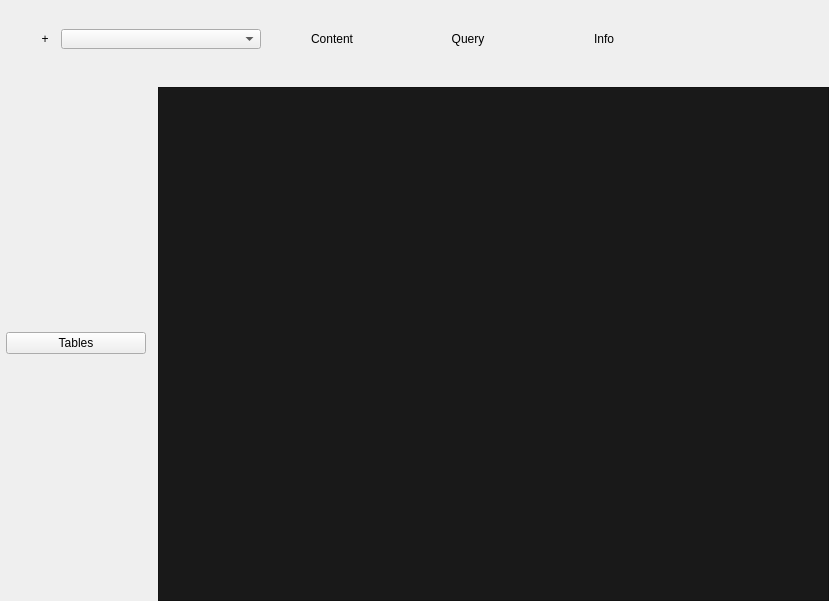
This is app/views/MainLayout.ui in snorlax95/Goofy-SQL as Qt 5 draws it before an edit. The edited form follows.
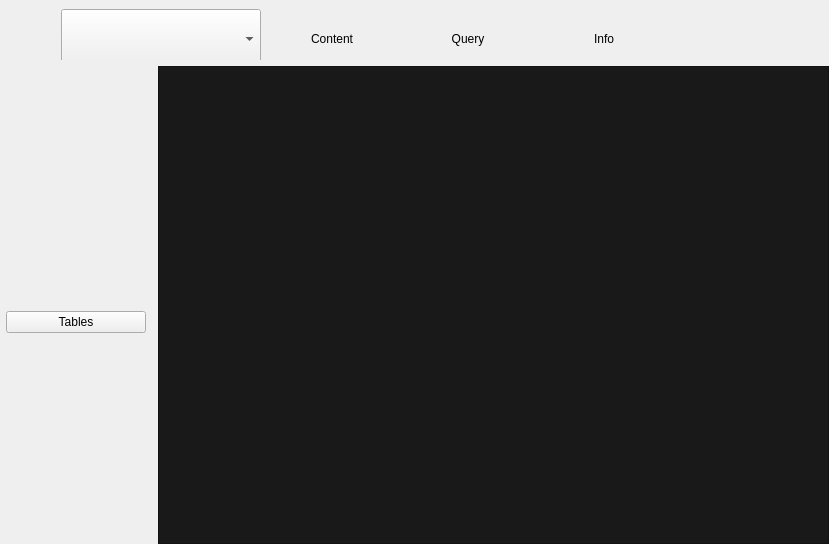
This is the edited form. Icons and pictures are not drawn.

What changed in the file:
```diff
--- a/app/views/MainLayout.ui
+++ b/app/views/MainLayout.ui
@@ -7,7 +7,7 @@
     <x>0</x>
     <y>0</y>
     <width>829</width>
-    <height>601</height>
+    <height>544</height>
    </rect>
   </property>
   <property name="sizePolicy">
@@ -78,7 +78,7 @@
      <property name="lineWidth">
       <number>0</number>
      </property>
-     <widget class="QWidget" name="">
+     <widget class="QWidget" name="layoutWidget">
       <property name="geometry">
        <rect>
         <x>0</x>
@@ -138,7 +138,13 @@
      <property name="minimumSize">
       <size>
        <width>0</width>
-       <height>50</height>
+       <height>60</height>
+      </size>
+     </property>
+     <property name="maximumSize">
+      <size>
+       <width>16777215</width>
+       <height>60</height>
       </size>
      </property>
      <property name="styleSheet">
@@ -204,12 +210,16 @@
          <string notr="true">border: none;</string>
         </property>
         <property name="text">
-         <string>+</string>
+         <string/>
+        </property>
+        <property name="icon">
+         <iconset>
+          <normaloff>../assets/plus.png</normaloff>../assets/plus.png</iconset>
         </property>
         <property name="iconSize">
          <size>
-          <width>25</width>
-          <height>25</height>
+          <width>20</width>
+          <height>20</height>
          </size>
         </property>
        </widget>
@@ -225,13 +235,13 @@
         <property name="minimumSize">
          <size>
           <width>200</width>
-          <height>20</height>
+          <height>60</height>
          </size>
         </property>
         <property name="maximumSize">
          <size>
           <width>200</width>
-          <height>20</height>
+          <height>60</height>
          </size>
         </property>
         <property name="styleSheet">
```
